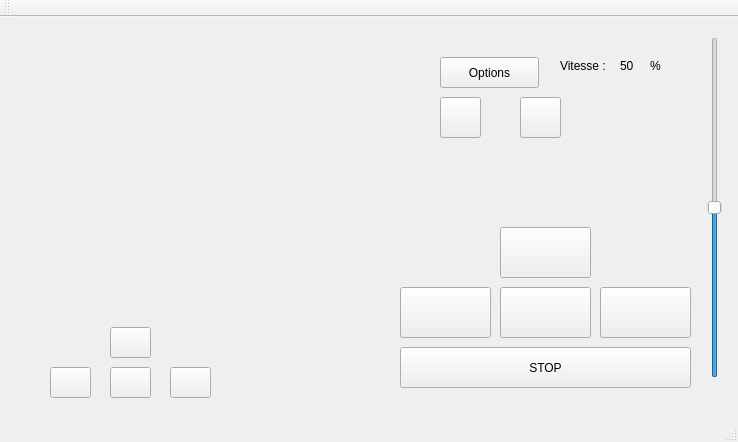
Old version of the form wifibot.ui in the repository CopperTundra/Wifibot.
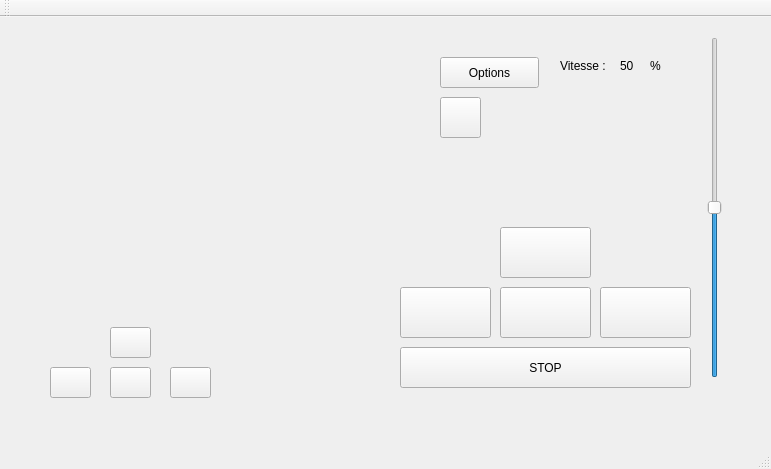
New version of the form. Custom widgets are drawn as their Qt base class.

```diff
--- a/wifibot.ui
+++ b/wifibot.ui
@@ -9,8 +9,8 @@
    <rect>
     <x>0</x>
     <y>0</y>
-    <width>738</width>
-    <height>442</height>
+    <width>771</width>
+    <height>469</height>
    </rect>
   </property>
   <property name="cursor">
@@ -23,6 +23,9 @@
    <string/>
   </property>
   <widget class="QWidget" name="centralWidget">
+   <property name="enabled">
+    <bool>true</bool>
+   </property>
    <widget class="QSlider" name="sliderVitesse">
     <property name="enabled">
      <bool>true</bool>
@@ -300,22 +303,6 @@
      <string/>
     </property>
    </widget>
-   <widget class="BoutonCamera" name="boutonSon">
-    <property name="geometry">
-     <rect>
-      <x>520</x>
-      <y>80</y>
-      <width>41</width>
-      <height>41</height>
-     </rect>
-    </property>
-    <property name="toolTip">
-     <string>Activer/Désactiver le son</string>
-    </property>
-    <property name="text">
-     <string/>
-    </property>
-   </widget>
    <zorder>sliderVitesse</zorder>
    <zorder>boutonDroite</zorder>
    <zorder>label</zorder>
```
Left out of the diff: 19 changed lines with no effect on the pictures.
